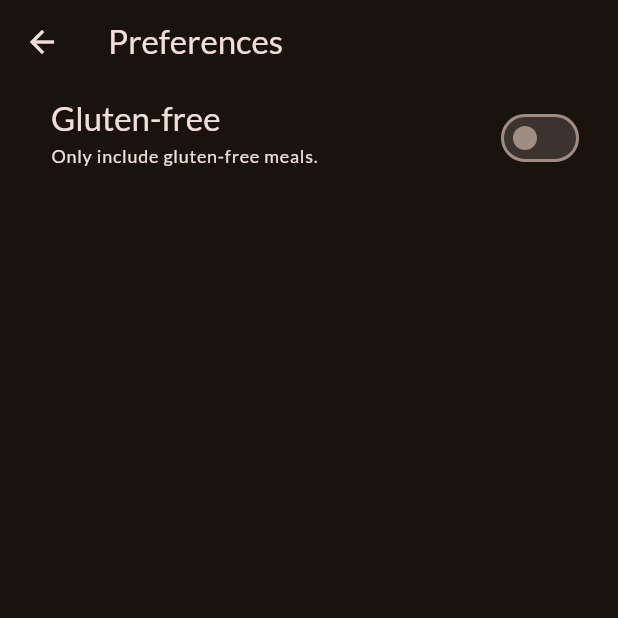
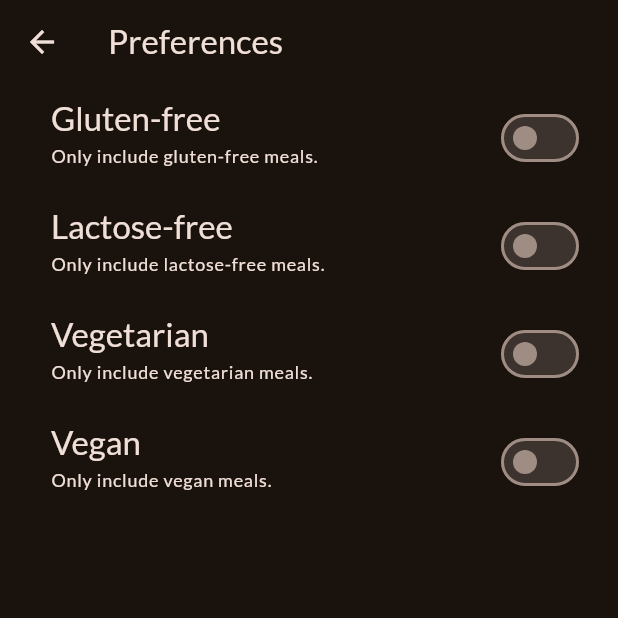
Before and after one commit to japinell/flutter_meals, a Flutter app: the FiltersScreen screen opened directly, on a phone screen of 412 x 824 dp, the top half of it. Run offline on Flutter 3.47's test engine with Material 3 defaults, Android fonts, the phone set to English and light mode, and no system bars; our stand-ins replace google_fonts, transparent_image.

Commit message:
Added additional filter options

```diff
--- a/lib/screens/filters.dart
+++ b/lib/screens/filters.dart
@@ -13,6 +13,9 @@ class FiltersScreen extends StatefulWidget {
 
 class _FiltersScreenState extends State<FiltersScreen> {
   var _glutenFree = false;
+  var _lactoseFree = false;
+  var _vegetarian = false;
+  var _vegan = false;
 
   @override
   Widget build(BuildContext context) {
@@ -52,6 +55,72 @@ class _FiltersScreenState extends State<FiltersScreen> {
             activeColor: Theme.of(context).colorScheme.tertiary,
             contentPadding: EdgeInsets.only(left: 34, right: 22),
           ),
+          SwitchListTile(
+            value: _lactoseFree,
+            onChanged: (isLactoseFree) {
+              setState(() {
+                _lactoseFree = isLactoseFree;
+              });
+            },
+            title: Text(
+              "Lactose-free",
+              style: Theme.of(context).textTheme.titleLarge!.copyWith(
+                color: Theme.of(context).colorScheme.onSurface,
+              ),
+            ),
+            subtitle: Text(
+              "Only include lactose-free meals.",
+              style: Theme.of(context).textTheme.labelMedium!.copyWith(
+                color: Theme.of(context).colorScheme.onSurface,
+              ),
+            ),
+            activeColor: Theme.of(context).colorScheme.tertiary,
+            contentPadding: EdgeInsets.only(left: 34, right: 22),
+          ),
+          SwitchListTile(
+            value: _vegetarian,
+            onChanged: (isVegetarian) {
+              setState(() {
+                _vegetarian = isVegetarian;
+              });
+            },
+            title: Text(
+              "Vegetarian",
+              style: Theme.of(context).textTheme.titleLarge!.copyWith(
+                color: Theme.of(context).colorScheme.onSurface,
+              ),
+            ),
+            subtitle: Text(
+              "Only include vegetarian meals.",
+              style: Theme.of(context).textTheme.labelMedium!.copyWith(
+                color: Theme.of(context).colorScheme.onSurface,
+              ),
+            ),
+            activeColor: Theme.of(context).colorScheme.tertiary,
+            contentPadding: EdgeInsets.only(left: 34, right: 22),
+          ),
+          SwitchListTile(
+            value: _vegan,
+            onChanged: (isVegan) {
+              setState(() {
+                _vegan = isVegan;
+              });
+            },
+            title: Text(
+              "Vegan",
+              style: Theme.of(context).textTheme.titleLarge!.copyWith(
+                color: Theme.of(context).colorScheme.onSurface,
+              ),
+            ),
+            subtitle: Text(
+              "Only include vegan meals.",
+              style: Theme.of(context).textTheme.labelMedium!.copyWith(
+                color: Theme.of(context).colorScheme.onSurface,
+              ),
+            ),
+            activeColor: Theme.of(context).colorScheme.tertiary,
+            contentPadding: EdgeInsets.only(left: 34, right: 22),
+          ),
         ],
       ),
     );
```
